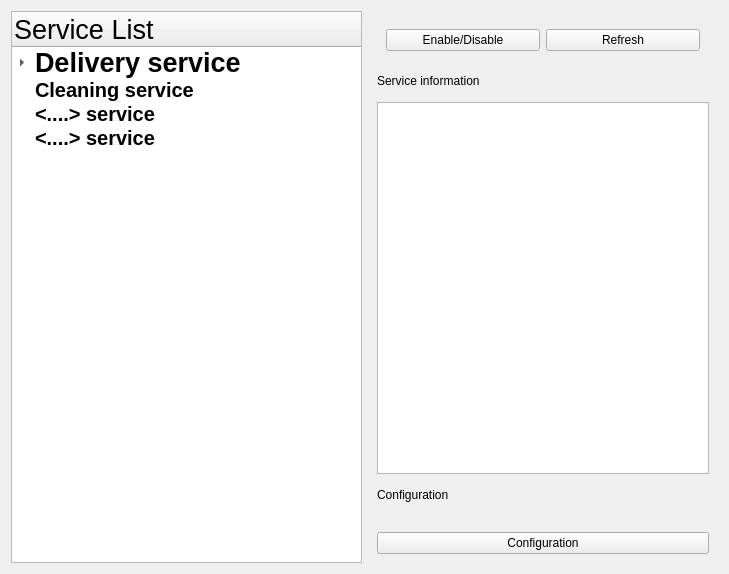
This is concert_admin_app/ui/admin_app.ui in robotics-in-concert/rocon_qt_gui as Qt 5 draws it before an edit. The edited form follows.
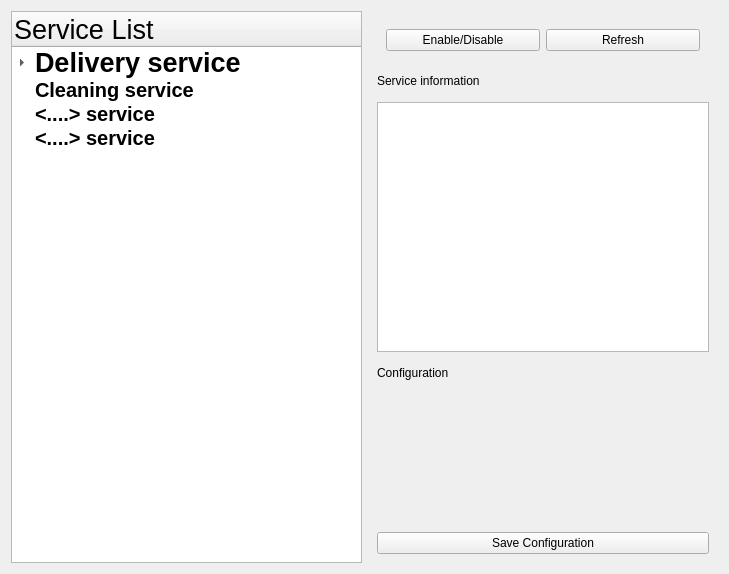
This is the edited form.

Commit message: update save configuration button eable/disable when eabling service and create back up of parameter file when saving configuration

```diff
--- a/concert_admin_app/ui/admin_app.ui
+++ b/concert_admin_app/ui/admin_app.ui
@@ -90,12 +90,30 @@
        </item>
        <item>
         <widget class="QPlainTextEdit" name="service_info_text">
+         <property name="sizePolicy">
+          <sizepolicy hsizetype="Expanding" vsizetype="Preferred">
+           <horstretch>0</horstretch>
+           <verstretch>0</verstretch>
+          </sizepolicy>
+         </property>
+         <property name="minimumSize">
+          <size>
+           <width>0</width>
+           <height>250</height>
+          </size>
+         </property>
          <property name="maximumSize">
           <size>
            <width>16777215</width>
-           <height>500</height>
+           <height>250</height>
           </size>
          </property>
+         <property name="lineWrapMode">
+          <enum>QPlainTextEdit::NoWrap</enum>
+         </property>
+         <property name="readOnly">
+          <bool>true</bool>
+         </property>
         </widget>
        </item>
        <item>
@@ -139,7 +157,7 @@
        <item>
         <widget class="QPushButton" name="configuration_btn">
          <property name="text">
-          <string>Configuration</string>
+          <string>Save Configuration</string>
          </property>
         </widget>
        </item>
```
Left out of the diff: 2 changed lines with no effect on the pictures. The commit also changes 2 other files.
